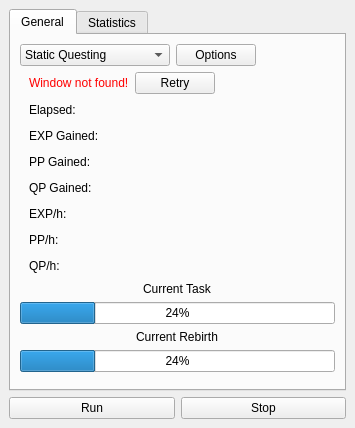
Before: the Qt Designer form design/design.ui in kujan/NGU-scripts, drawn with Qt 5.
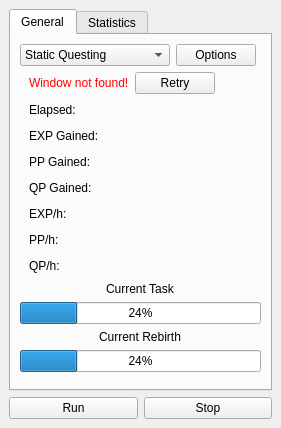
After: the same form once the commit is applied.

Diff of the .ui file:
```diff
--- a/design/design.ui
+++ b/design/design.ui
@@ -6,7 +6,7 @@
    <rect>
     <x>0</x>
     <y>0</y>
-    <width>355</width>
+    <width>281</width>
     <height>428</height>
    </rect>
   </property>
```
